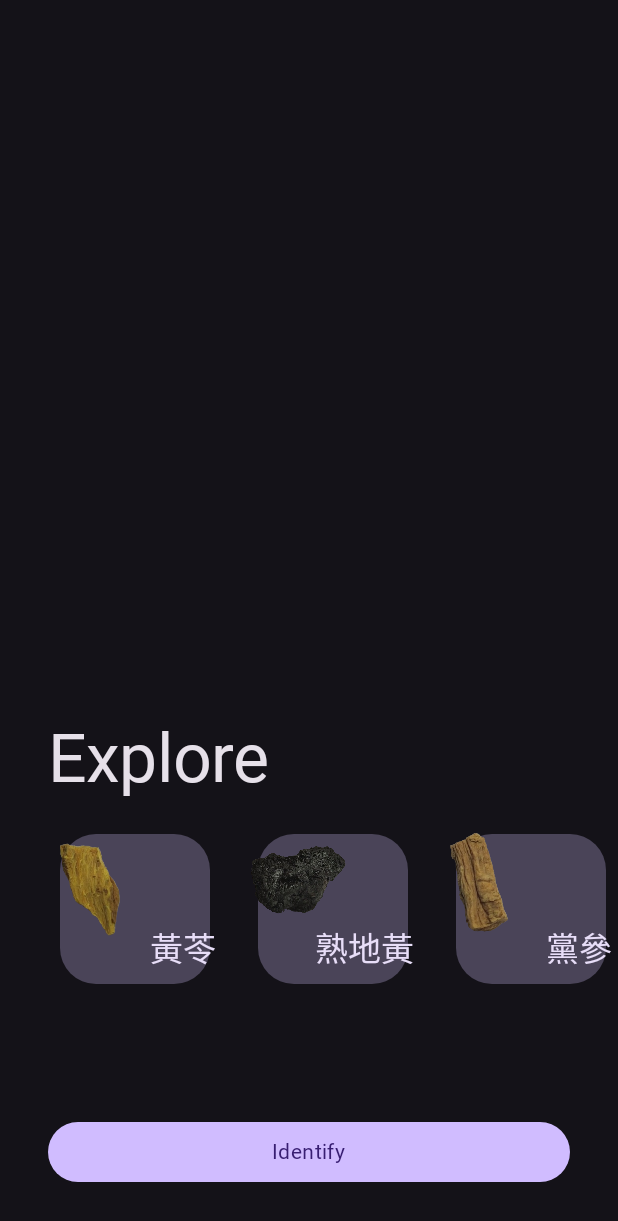
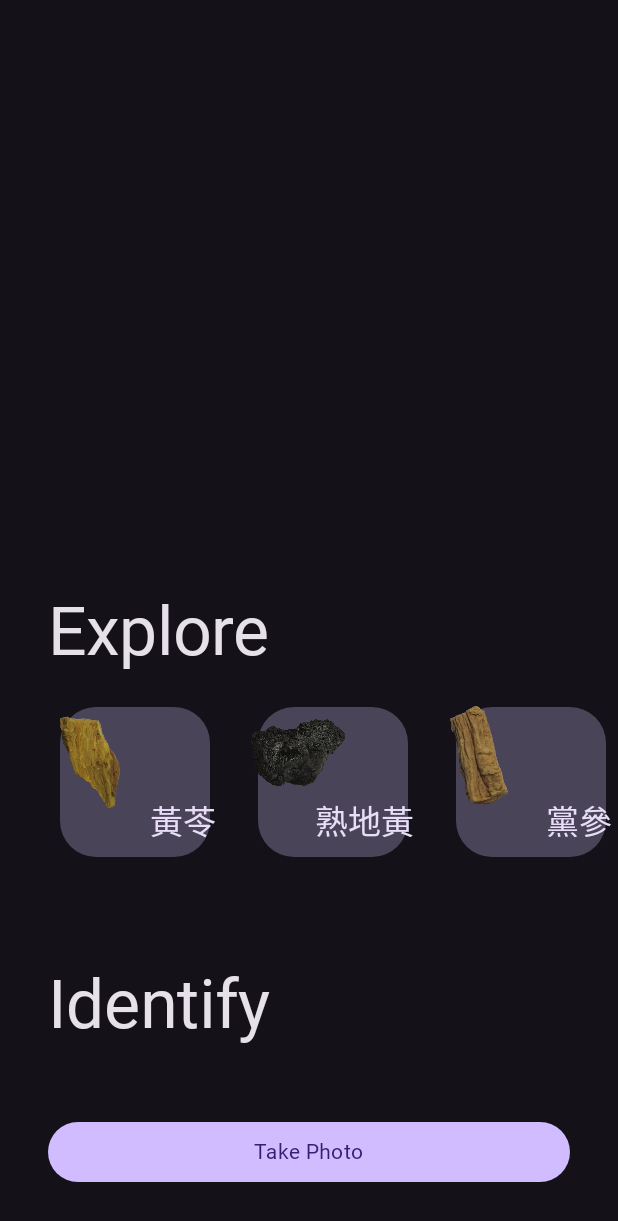
Before and after one commit to nrchan/TCM_Herb_Android, an Android app built with Jetpack Compose: the screen it shows after launch (MainActivity), on a phone screen of 412 x 824 dp. Shown: the top 1221 px of the screen. Run offline under Robolectric (Android 15) with nearby library versions, the light colour scheme and no system bars; our stand-ins replace accompanist; libraries missing offline, so code that uses them is left out: org.opencv.android; Roboto replaces fonts that are not available here; 1 statement that could not run was skipped.

Commit message:
add chinese support

```diff
--- a/app/src/main/java/com/example/tcmherb/MainActivity.kt
+++ b/app/src/main/java/com/example/tcmherb/MainActivity.kt
@@ -19,6 +19,7 @@ import androidx.compose.ui.Modifier
 import androidx.compose.ui.layout.ContentScale
 import androidx.compose.ui.platform.LocalContext
 import androidx.compose.ui.res.painterResource
+import androidx.compose.ui.res.stringResource
 import androidx.compose.ui.text.style.TextAlign
 import androidx.compose.ui.tooling.preview.Preview
 import androidx.compose.ui.unit.dp
@@ -74,7 +75,7 @@ fun MainScreen(navController: NavController){
         Box(modifier = Modifier.align(Alignment.BottomCenter)){
             Column() {
                 Text(
-                    "Explore",
+                    stringResource(R.string.main_title_explore),
                     style = MaterialTheme.typography.displayMedium,
                     modifier = Modifier.padding(horizontal = 32.dp, vertical = 16.dp),
                     color = MaterialTheme.colorScheme.onBackground
@@ -88,6 +89,12 @@ fun MainScreen(navController: NavController){
                     }
                 }
                 Spacer(Modifier.height(48.dp))
+                Text(
+                    stringResource(R.string.main_title_identify),
+                    style = MaterialTheme.typography.displayMedium,
+                    modifier = Modifier.padding(horizontal = 32.dp, vertical = 16.dp),
+                    color = MaterialTheme.colorScheme.onBackground
+                )
                 Button(
                     onClick = {
                         if (!cameraPermissionState.status.isGranted){ cameraPermissionState.launchPermissionRequest() }
@@ -97,7 +104,7 @@ fun MainScreen(navController: NavController){
                         .padding(32.dp)
                         .fillMaxWidth()
                 ) {
-                    Text("Identify", style = MaterialTheme.typography.bodyMedium)
+                    Text(stringResource(R.string.main_button_camera_app), style = MaterialTheme.typography.bodyMedium)
                 }
             }
         }
```
Also changed, not shown: app/src/main/java/com/example/tcmherb/CameraActivity.kt (+10 -8 lines), app/src/main/java/com/example/tcmherb/DetailActivity.kt (+4 -3 lines), app/src/main/res/values/strings.xml (+18 -4 lines), 5 other files.
